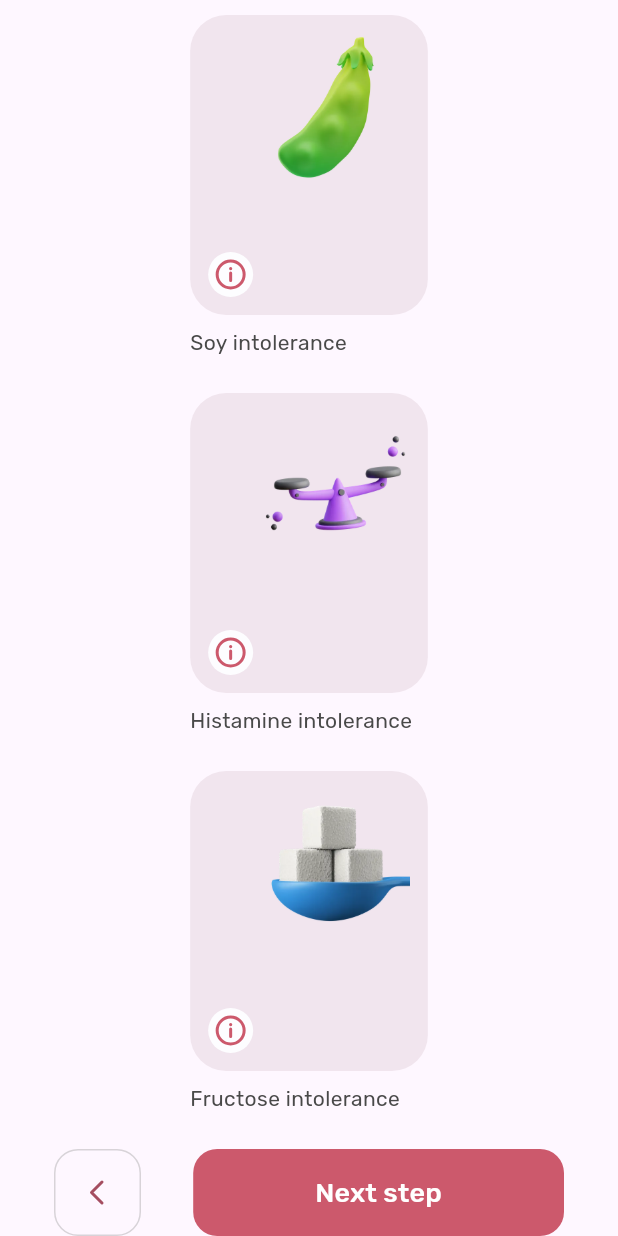
After one commit to Audran2/weca-singapour, a Flutter app: the OnboardingScreen screen opened by its route, scrolled down 920 dp, after a tap on "Next step", on a phone screen of 412 x 824 dp. The commit adds this screen. Run offline on Flutter 3.47's test engine with Material 3 defaults, Android fonts, the phone set to English and light mode, and no system bars; our stand-ins replace flutter_svg, go_router, video_player; missing offline and left inert: mobile_scanner.

Commit message:
feat: on boarding step V1
- step 1 with view model
- step 2 : init screen
- step 3 : not created

```diff
--- a/lib/config/router.dart
+++ b/lib/config/router.dart
@@ -3,8 +3,9 @@ import 'package:go_router/go_router.dart';
 
 import '../core/presentation/widgets/bottom_navbar.dart';
 import '../features/authentication/presentation/screens/login_screen.dart';
+import '../features/authentication/presentation/screens/onboarding/onboarding_screen.dart';
+import '../features/authentication/presentation/screens/onboarding/startup_screen.dart';
 import '../features/authentication/presentation/screens/sign_up_screen.dart';
-import '../features/authentication/presentation/screens/welcome_screen.dart';
 import '../features/history/presentation/screens/history_screen.dart';
 import '../features/home/presentation/screens/home_screen.dart';
 import '../features/notifications/presentation/screens/notification_screen.dart';
@@ -23,7 +24,7 @@ final GoRouter appRouter = GoRouter(
     ),
     GoRoute(
       path: '/welcome',
-      builder: (context, state) => const WelcomeScreen(),
+      builder: (context, state) => const StartupScreen(),
     ),
 
     // Route de login
@@ -32,8 +33,14 @@ final GoRouter appRouter = GoRouter(
       builder: (context, state) => const LoginScreen(),
     ),
 
-    // Route de sign up
+    // Route sign up
     GoRoute(path: '/signup', builder: (context, state) => const SignUpScreen()),
+
+    // Route onboarding
+    GoRoute(
+        path: '/boarding',
+        name: 'boarding',
+        builder: (context, state) => const OnboardingScreen()),
     ShellRoute(
       builder: (context, state, child) {
         return Scaffold(
@@ -42,7 +49,10 @@ final GoRouter appRouter = GoRouter(
         );
       },
       routes: [
-        GoRoute(path: '/', name: 'home', builder: (context, state) => const HomeScreen()),
+        GoRoute(
+            path: '/',
+            name: 'home',
+            builder: (context, state) => const HomeScreen()),
         GoRoute(
             path: '/notifications',
             builder: (context, state) => const NotificationScreen()),
@@ -55,10 +65,10 @@ final GoRouter appRouter = GoRouter(
       ],
     ),
     // Route de scan
+    GoRoute(path: '/scan', builder: (context, state) => const ScannerScreen()),
+
     GoRoute(
-        path: '/scan', builder: (context, state) => const ScannerScreen()),
-
-    GoRoute(path: '/product', builder: (context, state) => const ProductScreen()),
+        path: '/product', builder: (context, state) => const ProductScreen()),
     // GoRoute(path: '/settings', builder: (context, state) => const SettingsScreen()),
   ],
 );
--- a/lib/core/styles/colors.dart
+++ b/lib/core/styles/colors.dart
@@ -2,6 +2,7 @@ import 'dart:ui';
 
 class AppColors {
   static const Color neutralWhite = Color(0xFFFFFFFF);
+  static const Color whiteDisabled = Color(0xFFCFCFCF);
   static const Color white = Color(0xFFFDFDFF);
   static const Color black = Color(0xFF2E263B);
 
@@ -35,6 +36,7 @@ class ChartColors {
   static const Color secondary300 = Color(0xFFAF6CA1);
   static const Color secondary200 = Color(0xFFC794BC);
   static const Color secondary100 = Color(0xFFDDBED6);
+  static const Color secondary50 = Color(0xFFF1E5EE);
 }
 
 class StatusColors {
--- a/lib/core/styles/text_styles.dart
+++ b/lib/core/styles/text_styles.dart
@@ -14,6 +14,7 @@ class AppTextSize {
   static const double body1 = 18;
   static const double body2 = 14;
   static const double body3 = 14;
+  static const double body4 = 12;
   static const double title1 = 26;
   static const double title2 = 24.6;
   static const double title3 = 22;
@@ -72,6 +73,13 @@ class AppTextStyles {
     fontWeight: FontWeight.bold,
   );
 
+  static const TextStyle bodyText4 = TextStyle(
+    color: AppColors.grey500,
+    fontSize: AppTextSize.body4,
+    fontFamily: TextFontFamily.rubik,
+    fontWeight: FontWeight.w600,
+  );
+
   static const TextStyle titleText1 = TextStyle(
     color: AppColors.grey500,
     fontSize:  AppTextSize.title1,
--- /dev/null
+++ b/lib/features/authentication/presentation/screens/onboarding/onboarding_screen.dart
@@ -0,0 +1,49 @@
+import 'package:flutter/material.dart';
+import 'package:provider/provider.dart';
+
+import 'onboarding_view_model.dart';
+import 'step_one_screen.dart';
+import 'step_two_screen.dart';
+
+class OnboardingScreen extends StatefulWidget {
+  const OnboardingScreen({Key? key}) : super(key: key);
+
+  @override
+  _OnboardingScreenState createState() => _OnboardingScreenState();
+}
+
+class _OnboardingScreenState extends State<OnboardingScreen> {
+  @override
+  Widget build(BuildContext context) {
+    return ChangeNotifierProvider(
+      create: (_) => OnboardingViewModel(),
+      child: Scaffold(
+        body: SafeArea(
+          child: Consumer<OnboardingViewModel>(
+            builder: (context, onboardingViewModel, child) {
+              return Column(
+                children: [
+                  Expanded(
+                    child: PageView(
+                      controller: onboardingViewModel.pageController,
+                      physics: const NeverScrollableScrollPhysics(),
+                      onPageChanged: (index) {
+                        setState(() {
+                          onboardingViewModel.currentStepIndex = index + 1;
+                        });
+                      },
+                      children: [
+                        StepOneScreen(),
+                        StepTwoScreen(),
+                      ],
+                    ),
+                  ),
+                ],
+              );
+            },
+          ),
+        ),
+      ),
+    );
+  }
+}
--- /dev/null
+++ b/lib/features/authentication/presentation/screens/onboarding/onboarding_view_model.dart
@@ -0,0 +1,121 @@
+import 'package:flutter/material.dart';
+
+class OnboardingViewModel with ChangeNotifier {
+  final PageController pageController = PageController();
+  int currentStepIndex = 1;
+  int currentSubStep = 1;
+  String dietaryPreference = '';
+  String nutriGrade = '';
+  String ecoGrade = '';
+
+  final Set<String> selectedAllergies = {};
+  final Set<String> selectedIntolerances = {};
+  final Set<String> selectedDiseases = {};
+  final Set<String> selectedMedicalRestrictions = {};
+
+  Future<void> goToNextStep() async {
+    if (currentSubStep < 4) {
+      currentSubStep++;
+    } else if (currentStepIndex < 4) {
+      currentStepIndex++;
+      await pageController.nextPage(
+        duration: const Duration(milliseconds: 300),
+        curve: Curves.easeInOut,
+      );
+    }
+    notifyListeners();
+  }
+
+  Future<void> goToPreviousStep() async {
+    print('currentSubStep: $currentSubStep');
+    print('currentStepIndex: $currentStepIndex');
+    if (currentStepIndex == 1 && currentSubStep > 1) {
+      currentSubStep--;
+    } else if (currentStepIndex > 1) {
+      currentStepIndex--;
+      await pageController.previousPage(
+        duration: const Duration(milliseconds: 300),
+        curve: Curves.easeInOut,
+      );
+    }
+    notifyListeners();
+  }
+
+
+  void setDietaryPreference(String preference) {
+    dietaryPreference = preference;
+    notifyListeners();
+  }
+
+  void setNutriGrade(String grade) {
+    nutriGrade = grade;
+    notifyListeners();
+  }
+
+  void setEcoGrade(String grade) {
+    ecoGrade = grade;
+    notifyListeners();
+  }
+
+  void toggleAllergySelection(String item) {
+    _toggleSelection(selectedAllergies, item);
+  }
+
+  void toggleIntoleranceSelection(String item) {
+    _toggleSelection(selectedIntolerances, item);
+  }
+
+  void toggleDiseaseSelection(String item) {
+    _toggleSelection(selectedDiseases, item);
+  }
+
+  void toggleMedicalRestrictionSelection(String item) {
+    _toggleSelection(selectedMedicalRestrictions, item);
+  }
+
+  void _toggleSelection(Set<String> selectedSet, String item) {
+    if (selectedSet.contains(item)) {
+      selectedSet.remove(item);
+    } else {
+      selectedSet.add(item);
+    }
+    notifyListeners();
+  }
+
+  bool isItemSelected(int step, String title) {
+    switch (step) {
+      case 1:
+        return selectedAllergies.contains(title);
+      case 2:
+        return selectedIntolerances.contains(title);
+      case 3:
+        return selectedDiseases.contains(title);
+      case 4:
+        return selectedMedicalRestrictions.contains(title);
+      default:
+        return false;
+    }
+  }
+
+  void toggleSelection(int step, String title) {
+    switch (step) {
+      case 1:
+        toggleAllergySelection(title);
+        break;
+      case 2:
+        toggleIntoleranceSelection(title);
+        break;
+      case 3:
+        toggleDiseaseSelection(title);
+        break;
+      case 4:
+        toggleMedicalRestrictionSelection(title);
+        break;
+    }
+  }
+
+
+  Future<void> sendDataToApi() async {
+    //TODO à renommer et relier à l'API
+  }
+}
--- a/lib/features/authentication/presentation/screens/welcome_screen.dart
+++ b/lib/features/authentication/presentation/screens/onboarding/startup_screen.dart
@@ -1,13 +1,13 @@
 import 'package:flutter/material.dart';
 import 'package:go_router/go_router.dart';
-import '../../../../core/presentation/widgets/button/primary_button.dart';
-import '../../../../core/styles/colors.dart';
-import '../../../../core/styles/dimensions.dart';
-import '../../../../core/styles/text_styles.dart';
-import '../widgets/welcome_carousel.dart';
+import '../../../../../core/presentation/widgets/button/primary_button.dart';
+import '../../../../../core/styles/colors.dart';
+import '../../../../../core/styles/dimensions.dart';
+import '../../../../../core/styles/text_styles.dart';
+import '../../widgets/welcome_carousel.dart';
 
-class WelcomeScreen extends StatelessWidget {
-  const WelcomeScreen({super.key});
+class StartupScreen extends StatelessWidget {
+  const StartupScreen({super.key});
 
   @override
   Widget build(BuildContext context) {
--- /dev/null
+++ b/lib/features/authentication/presentation/screens/onboarding/step_one_screen.dart
@@ -0,0 +1,26 @@
+import 'package:flutter/material.dart';
+import 'package:provider/provider.dart';
+
+import '../../widgets/boarding_bottom_navigation_bar.dart';
+import '../../widgets/step_one_item_list.dart';
+import '../../widgets/step_one_progress_bar.dart';
+import 'onboarding_view_model.dart';
+
+class StepOneScreen extends StatelessWidget {
+  @override
+  Widget build(BuildContext context) {
+    final OnboardingViewModel onboardingViewModel = Provider.of<OnboardingViewModel>(context);
+
+    return SingleChildScrollView(
+      child: Column(
+        children: [
+          StepOneProgressBar(currentPageIndex: onboardingViewModel.currentSubStep),
+          StepOneItemList(currentSubStep: onboardingViewModel.currentSubStep),
+          BoardingBottomNavigationBar(
+            pageController: onboardingViewModel.pageController,
+          ),
+        ],
+      ),
+    );
+  }
+}
--- /dev/null
+++ b/lib/features/authentication/presentation/screens/onboarding/step_two_screen.dart
@@ -0,0 +1,26 @@
+import 'package:flutter/material.dart';
+import 'package:provider/provider.dart';
+
+import '../../widgets/boarding_bottom_navigation_bar.dart';
+import 'onboarding_view_model.dart';
+
+class StepTwoScreen extends StatelessWidget {
+  const StepTwoScreen({
+    super.key,
+  });
+
+  @override
+  Widget build(BuildContext context) {
+    final OnboardingViewModel onboardingViewModel = Provider.of<
+        OnboardingViewModel>(context);
+
+    return Column(
+      children: [
+        const Text('Step Two'),
+        BoardingBottomNavigationBar(
+          pageController: onboardingViewModel.pageController,
+        ),
+      ],
+    );
+  }
+}
--- a/lib/features/authentication/presentation/screens/sign_up_screen.dart
+++ b/lib/features/authentication/presentation/screens/sign_up_screen.dart
@@ -96,7 +96,7 @@ class _SignUpScreenState extends State<SignUpScreen> {
                   children: [
                     PrimaryButton(
                       label: "Create Account",
-                      onPressed: () {},
+                      onPressed: () => _viewModel.signUp(),
                     ),
                     SizedBox(height: AppDimensions.margin.xxxLarge),
                     Center(
--- a/lib/features/authentication/presentation/screens/sign_up_view_model.dart
+++ b/lib/features/authentication/presentation/screens/sign_up_view_model.dart
@@ -1,4 +1,5 @@
 import 'package:flutter/cupertino.dart';
+import 'package:go_router/go_router.dart';
 
 import '../../../../core/services/top_dialog_services.dart';
 
@@ -27,5 +28,7 @@ class SignUpViewModel {
     if (email.value.isEmpty || phoneNumber.value.isEmpty || password.value.isEmpty || confirmPassword.value.isEmpty) {
       return DialogService.showTopErrorDialog(context, 'Please fill in all fields');
     }
+
+    await context.pushNamed('boarding');
   }
 }
--- /dev/null
+++ b/lib/features/authentication/presentation/widgets/boarding_bottom_navigation_bar.dart
@@ -0,0 +1,62 @@
+import 'package:flutter/material.dart';
+import 'package:flutter_svg/svg.dart';
+import 'package:provider/provider.dart';
+
+import '../../../../core/presentation/widgets/button/primary_button.dart';
+import '../../../../core/styles/colors.dart';
+import '../../../../core/styles/dimensions.dart';
+import '../screens/onboarding/onboarding_view_model.dart';
+
+class BoardingBottomNavigationBar extends StatelessWidget {
+  final PageController pageController;
+
+  const BoardingBottomNavigationBar({
+    super.key,
+    required this.pageController,
+  });
+
+  @override
+  Widget build(BuildContext context) {
+    final OnboardingViewModel onBoardingViewModel = Provider.of<OnboardingViewModel>(context);
+
+    return SafeArea(
+      child: Padding(
+        padding: EdgeInsets.only(
+          left: AppDimensions.padding.xxxLarge * 1.5,
+          right: AppDimensions.padding.xxxLarge * 1.5,
+        ),
+        child: Row(
+          mainAxisAlignment: MainAxisAlignment.spaceBetween,
+          children: [
+            TextButton(
+              onPressed: () => onBoardingViewModel.goToPreviousStep(),
+              style: TextButton.styleFrom(
+                backgroundColor: Colors.transparent,
+                side:
+                    BorderSide(color: AppColors.grey200.withValues(alpha: .4)),
+                shape: RoundedRectangleBorder(
+                  borderRadius:
+                      BorderRadius.circular(AppDimensions.radius.extraLarge),
+                ),
+                minimumSize: const Size(58, 58),
+                padding: EdgeInsets.zero,
+              ),
+              child: SvgPicture.asset(
+                'assets/icons/chevron_left.svg',
+                width: 24,
+                height: 24,
+              ),
+            ),
+            Container(
+              width: MediaQuery.of(context).size.width * 0.6,
+              child: PrimaryButton(
+                label: 'Next step',
+                onPressed: () => onBoardingViewModel.goToNextStep(),
+              ),
+            ),
+          ],
+        ),
+      ),
+    );
+  }
+}
--- /dev/null
+++ b/lib/features/authentication/presentation/widgets/step_one_item_list.dart
@@ -0,0 +1,122 @@
+import 'package:flutter/material.dart';
+import 'package:flutter_svg/flutter_svg.dart';
+import 'package:provider/provider.dart';
+
+import '../../../../core/styles/colors.dart';
+import '../../../../core/styles/dimensions.dart';
+import '../../../../core/styles/text_styles.dart';
+import '../../utils/step_one_data.dart';
+import '../screens/onboarding/onboarding_view_model.dart';
+
+class StepOneItemList extends StatefulWidget {
+  final int currentSubStep;
+
+  const StepOneItemList({required this.currentSubStep, super.key});
+
+  @override
+  State<StepOneItemList> createState() => _StepOneItemListState();
+}
+
+class _StepOneItemListState extends State<StepOneItemList> {
+  int? _expandedIndex;
+
+  @override
+  Widget build(BuildContext context) {
+    final OnboardingViewModel onboardingViewModel = Provider.of<OnboardingViewModel>(context);
+    final List<Map<String, String>> items = StepOneData.getItemsForStep(widget.currentSubStep);
+    final double screenWidth = MediaQuery.of(context).size.width;
+
+    return Padding(
+      padding: EdgeInsets.symmetric(
+        vertical: AppDimensions.padding.xxxLarge,
+        horizontal: 38,
+      ),
+      child: SingleChildScrollView(
+        child: Wrap(
+          spacing: AppDimensions.padding.xxxLarge,
+          runSpacing: AppDimensions.padding.xxxLarge,
+          children: items.map((item) {
+            final int index = items.indexOf(item);
+            final bool isExpanded = _expandedIndex == index;
+            final bool isSelected = onboardingViewModel.isItemSelected(widget.currentSubStep, item["title"]!);
+
+            return GestureDetector(
+              onTap: () => onboardingViewModel.toggleSelection(widget.currentSubStep, item["title"]!),
+              child: AnimatedContainer(
+                duration: const Duration(milliseconds: 300),
+                curve: Curves.easeInOut,
+                width: isExpanded ? screenWidth : screenWidth / 2.6,
+                child: _buildCard(item, index, isExpanded, isSelected),
+              ),
+            );
+          }).toList(),
+        ),
+      ),
+    );
+  }
+
+  Widget _buildCard(Map<String, String> item, int index, bool isExpanded, bool isSelected) {
+    return Column(
+      crossAxisAlignment: CrossAxisAlignment.start,
+      children: [
+        AnimatedContainer(
+          duration: const Duration(milliseconds: 300),
+          curve: Curves.easeInOut,
+          height: 200,
+          padding: const EdgeInsets.all(12),
+          decoration: BoxDecoration(
+            color: isSelected ? ChartColors.primary200 : ChartColors.secondary50,
+            borderRadius: BorderRadius.circular(AppDimensions.radius.xxxLarge),
+          ),
+          child: Stack(
+            children: [
+              Positioned(
+                right: 0,
+                top: 0,
+                child: Image.asset(
+                  item["image"]!,
+                  height: 100,
+                ),
+              ),
+              Positioned(
+                left: 0,
+                bottom: 0,
+                child: GestureDetector(
+                  behavior: HitTestBehavior.translucent,
+                  onTap: () => setState(() {
+                    _expandedIndex = (_expandedIndex == index) ? null : index;
+                  }),
+                  child: Container(
+                    width: 30,
+                    height: 30,
+                    decoration: const BoxDecoration(
+                      shape: BoxShape.circle,
+                      color: AppColors.white,
+                    ),
+                    child: Center(
+                      child: SvgPicture.asset(
+                        "assets/icons/infos/Info.svg",
+                        width: 24,
+                        height: 24,
+                        colorFilter: const ColorFilter.mode(
+                          ChartColors.primary500,
+                          BlendMode.srcIn,
+                        ),
+                      ),
+                    ),
+                  ),
+                ),
+              ),
+            ],
+          ),
+        ),
+        SizedBox(height: AppDimensions.padding.medium),
+        Text(
+          item["title"]!,
+          style: AppTextStyles.bodyText2,
+          textAlign: TextAlign.start,
+        ),
+      ],
+    );
+  }
+}
--- /dev/null
+++ b/lib/features/authentication/presentation/widgets/step_one_progress_bar.dart
@@ -0,0 +1,87 @@
+import 'package:flutter/material.dart';
+
+import '../../../../core/styles/colors.dart';
+import '../../../../core/styles/text_styles.dart';
+
+class StepOneProgressBar extends StatelessWidget {
+  const StepOneProgressBar({
+    super.key,
+    required this.currentPageIndex,
+  });
+
+  final int currentPageIndex;
+
+  @override
+  Widget build(BuildContext context) {
+    return SingleChildScrollView(
+      padding: const EdgeInsets.symmetric(horizontal: 38),
+      scrollDirection: Axis.horizontal,
+      child: Row(
+        mainAxisAlignment: MainAxisAlignment.center,
+        children: [
+          _buildStepIndicator(1,
+              label: 'Allergies',
+              pictureUrl: 'assets/images/allergies/allergies.webp'),
+          const SizedBox(width: 20),
+          _buildStepIndicator(2,
+              label: 'Intolerance',
+              pictureUrl: 'assets/images/intolerance/intolerance.webp'),
+          const SizedBox(width: 20),
+          _buildStepIndicator(3,
+              label: 'Disease',
+              pictureUrl: 'assets/images/disease/disease.webp'),
+          const SizedBox(width: 20),
+          _buildStepIndicator(4,
+              label: 'Medical\nrestriction',
+              pictureUrl:
+                  'assets/images/medical_restrictions/medical_restrictions.webp'),
+        ],
+      ),
+    );
+  }
+
+  Widget _buildStepIndicator(int stepIndex,
+      {required String label, required String pictureUrl}) {
+    return Container(
+      height: 150,
+      decoration: BoxDecoration(
+        borderRadius: BorderRadius.circular(40),
+        color: stepIndex == currentPageIndex
+            ? ChartColors.primary500
+            : ChartColors.primary900,
+      ),
+      child: Column(
+        children: [
+          Padding(
+            padding:
+                const EdgeInsets.only(top: 8, left: 8, right: 8, bottom: 12),
+            child: Container(
+              width: 66,
+              height: 66,
+              decoration: const BoxDecoration(
+                shape: BoxShape.circle,
+                color: ChartColors.secondary50,
+                border: Border.fromBorderSide(
+                  BorderSide(
+                    color: ChartColors.secondary300,
+                  ),
+                ),
+              ),
+              child: Center(
+                child: Image.asset(pictureUrl, width: 40, height: 40),
+              ),
+            ),
+          ),
+          Text(
+            label,
+            textAlign: TextAlign.center,
+            style: AppTextStyles.bodyText4.copyWith(
+                color: stepIndex == currentPageIndex
+                    ? AppColors.white
+                    : AppColors.whiteDisabled),
+          ),
+        ],
+      ),
+    );
+  }
+}
--- /dev/null
+++ b/lib/features/authentication/utils/step_one_data.dart
@@ -0,0 +1,34 @@
+class StepOneData {
+  static final Map<int, List<Map<String, String>>> _stepItems = {
+    1: [
+      {"title": "Animal proteins", "image": "assets/images/allergies/animal_proteins.webp"},
+      {"title": "Cereals and gluten", "image": "assets/images/allergies/cereals_and_gluten.webp"},
+      {"title": "Pulses and seeds", "image": "assets/images/allergies/pulses_and_seeds.webp"},
+      {"title": "Dried nuts", "image": "assets/images/allergies/dried_nuts.webp"},
+      {"title": "Fruit and vegetables", "image": "assets/images/allergies/fruit_and_vegetables.webp"},
+      {"title": "Spices and condiments", "image": "assets/images/allergies/spices_and_condiments.webp"},
+    ],
+    2: [
+      {"title": "Gluten intolerance", "image": "assets/images/intolerance/gluten_intolerance.webp"},
+      {"title": "Lactose intolerance", "image": "assets/images/intolerance/lactose_intolerance.webp"},
+      {"title": "Sorbitol intolerance", "image": "assets/images/intolerance/sorbitol_intolerance.webp"},
+      {"title": "Soy intolerance", "image": "assets/images/intolerance/soy_intolerance.webp"},
+      {"title": "Histamine intolerance", "image": "assets/images/intolerance/histamine_intolerance.webp"},
+      {"title": "Fructose intolerance", "image": "assets/images/intolerance/fructose_intolerance.webp"},
+    ],
+    3: [
+      {"title": "Diabetes (Type 1 or Type 2)", "image": "assets/images/disease/diabetes_type_1_or_type_2.webp"},
+      {"title": "Hypertension", "image": "assets/images/disease/hypertension.webp"},
+      {"title": "Celiac disease", "image": "assets/images/disease/celiac_disease.webp"},
+    ],
+    4: [
+      {"title": "Sodium and saturated fat reduction", "image": "assets/images/medical_restrictions/sodium_and_saturated_fat_reduction.webp"},
+      {"title": "Low FODMAP diet", "image": "assets/images/medical_restrictions/low_fodmap_diet.webp"},
+      {"title": "Added sugar reduction", "image": "assets/images/medical_restrictions/added_sugar_reduction.webp"},
+    ],
+  };
+
+  static List<Map<String, String>> getItemsForStep(int step) {
+    return _stepItems[step] ?? [];
+  }
+}
--- a/lib/features/splash/presentation/screens/splash_screen.dart
+++ b/lib/features/splash/presentation/screens/splash_screen.dart
@@ -2,8 +2,7 @@ import 'dart:async';
 import 'package:flutter/material.dart';
 import 'package:flutter/services.dart';
 import 'package:video_player/video_player.dart';
-import '../../../authentication/presentation/screens/welcome_screen.dart';
-import '../../../home/presentation/screens/home_screen.dart';
+import '../../../authentication/presentation/screens/onboarding/startup_screen.dart';
 
 class SplashScreen extends StatefulWidget {
   const SplashScreen({Key? key}) : super(key: key);
@@ -35,7 +34,7 @@ class _SplashScreenState extends State<SplashScreen> {
 
     Future.delayed(const Duration(seconds: 4), () {
       if (mounted) {
-        Navigator.of(context).push(MaterialPageRoute(builder: (context) => const WelcomeScreen()));
+        Navigator.of(context).push(MaterialPageRoute(builder: (context) => const StartupScreen()));
       }
     });
   }
--- a/pubspec.yaml
+++ b/pubspec.yaml
@@ -37,6 +37,7 @@ dependencies:
   modal_bottom_sheet: ^3.0.0
   video_player: ^2.9.2
   flutter_svg: ^2.0.17
+  provider: ^6.1.2
 
   # The following adds the Cupertino Icons font to your application.
   # Use with the CupertinoIcons class for iOS style icons.
@@ -63,7 +64,12 @@ flutter:
   assets:
     - assets/images/
     - assets/images/authentication/
+    - assets/images/allergies/
+    - assets/images/intolerance/
+    - assets/images/disease/
+    - assets/images/medical_restrictions/
     - assets/icons/
+    - assets/icons/infos/
     - assets/icons/navbar/
     - assets/videos/
     - assets/videos/splash.mp4
```
Also changed, not shown: assets/icons/chevron_left.svg (added), assets/images/allergies/fruit_and_vegetables.webp (renamed from assets/images/allergies/Fruit_and_vegetables.webp), assets/images/intolerance/gluten_intolerance.webp (renamed from assets/images/intolerance/gluten intolerance.webp), pubspec.lock.
